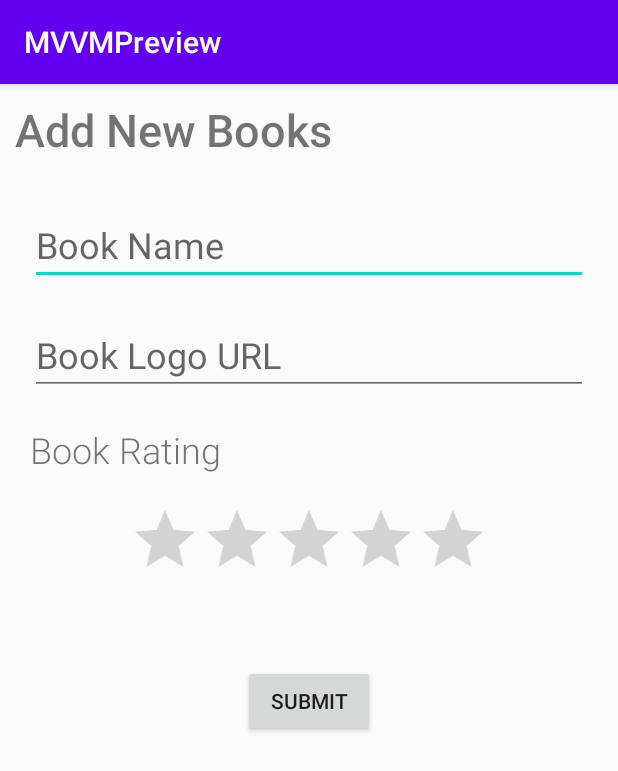
After one commit to vedangj044/MVVMPreview, an Android app: the AddModelActivity screen opened directly, with no data from a screen before it, on a phone screen of 412 x 824 dp. The commit adds this screen. Shown: the top 771 px of the screen. Run offline under Robolectric (Android 15) with nearby library versions, the phone set to English and light mode, and no system bars; our stand-ins replace Room's generated code, data binding; pictures from the network do not load.

Commit message:
add separeted viewmodel for adding books

```diff
--- a/app/src/main/AndroidManifest.xml
+++ b/app/src/main/AndroidManifest.xml
@@ -11,7 +11,8 @@
         android:roundIcon="@mipmap/ic_launcher_round"
         android:supportsRtl="true"
         android:theme="@style/AppTheme">
-        <activity android:name=".roomCollection.BookActivity"></activity>
+        <activity android:name=".roomCollection.AddModelActivity"></activity>
+        <activity android:name=".roomCollection.BookActivity" />
         <activity android:name=".loginCollection.LoginActivity" />
         <activity android:name=".recycleCollection.RecycleActivity" />
         <activity android:name=".registerCollection.RegisterActivity" />
--- /dev/null
+++ b/app/src/main/java/com/vedangj044/mvvmpreview/roomCollection/AddModelActivity.java
@@ -0,0 +1,34 @@
+package com.vedangj044.mvvmpreview.roomCollection;
+
+import androidx.appcompat.app.AppCompatActivity;
+import androidx.databinding.DataBindingUtil;
+import androidx.lifecycle.Observer;
+import androidx.lifecycle.ViewModelProvider;
+
+import android.os.Bundle;
+
+import com.vedangj044.mvvmpreview.R;
+import com.vedangj044.mvvmpreview.databinding.ActivityAddModelBinding;
+
+public class AddModelActivity extends AppCompatActivity {
+
+    private ActivityAddModelBinding binding;
+    private AddViewModel viewModel;
+
+    @Override
+    protected void onCreate(Bundle savedInstanceState) {
+        super.onCreate(savedInstanceState);
+
+        binding = DataBindingUtil.setContentView(this, R.layout.activity_add_model);
+        viewModel = new ViewModelProvider(this, ViewModelProvider.AndroidViewModelFactory.getInstance(this.getApplication())).get(AddViewModel.class);
+
+        viewModel.newBook.observe(this, new Observer<BookModel>() {
+            @Override
+            public void onChanged(BookModel bookModel) {
+
+
+            }
+        });
+
+    }
+}
--- /dev/null
+++ b/app/src/main/java/com/vedangj044/mvvmpreview/roomCollection/AddViewModel.java
@@ -0,0 +1,45 @@
+package com.vedangj044.mvvmpreview.roomCollection;
+
+import android.app.Application;
+import android.media.Rating;
+
+import androidx.annotation.NonNull;
+import androidx.lifecycle.AndroidViewModel;
+import androidx.lifecycle.MutableLiveData;
+
+public class AddViewModel extends AndroidViewModel{
+
+    private BookRepository repository;
+
+    public AddViewModel(@NonNull Application application) {
+        super(application);
+        repository = new BookRepository(application);
+    }
+
+    public MutableLiveData<String> bookName = new MutableLiveData<>();
+    public MutableLiveData<String> bookURL = new MutableLiveData<>();
+    public MutableLiveData<Float> bookRating = new MutableLiveData<>();
+
+    public MutableLiveData<BookModel> newBook = new MutableLiveData<>();
+
+    public MutableLiveData<BookModel> getNewBook(){
+        if(newBook == null){
+            newBook = new MutableLiveData<>();
+        }
+        return newBook;
+    }
+
+    public void onClick(){
+        BookModel bk = new BookModel(bookName.getValue(), bookRating.getValue() != null ? bookRating.getValue() : 0, bookURL.getValue());
+        newBook.setValue(bk);
+    }
+
+    public void insert(BookModel bookModel){
+        try {
+            repository.insert(bookModel);
+        } catch (Exception e) {
+            e.printStackTrace();
+        }
+    }
+
+}
--- /dev/null
+++ b/app/src/main/res/layout/activity_add_model.xml
@@ -0,0 +1,98 @@
+<?xml version="1.0" encoding="utf-8"?>
+<layout  xmlns:android="http://schemas.android.com/apk/res/android"
+    xmlns:app="http://schemas.android.com/apk/res-auto"
+    xmlns:tools="http://schemas.android.com/tools">
+
+    <data>
+
+        <variable
+            name="AddBookModel"
+            type="com.vedangj044.mvvmpreview.roomCollection.AddViewModel" />
+
+    </data>
+
+
+    <androidx.constraintlayout.widget.ConstraintLayout
+        android:layout_width="match_parent"
+        android:layout_height="match_parent"
+        tools:context=".roomCollection.AddModelActivity">
+
+        <TextView
+            android:id="@+id/textView4"
+            android:layout_width="0dp"
+            android:layout_height="wrap_content"
+            android:fontFamily="sans-serif-medium"
+            android:padding="10dp"
+            android:text="@string/add_new_books"
+            android:textSize="30sp"
+            app:layout_constraintEnd_toEndOf="parent"
+            app:layout_constraintStart_toStartOf="parent"
+            app:layout_constraintTop_toTopOf="parent" />
+
+        <EditText
+            android:id="@+id/editTextTextPersonName"
+            android:layout_width="0dp"
+            android:layout_height="wrap_content"
+            android:layout_margin="20dp"
+            android:autofillHints=""
+            android:ems="10"
+            android:hint="@string/book_name"
+            android:inputType="textPersonName"
+            android:textSize="24sp"
+            android:text="@={AddBookModel.bookName}"
+            app:layout_constraintEnd_toEndOf="parent"
+            app:layout_constraintStart_toStartOf="parent"
+            app:layout_constraintTop_toBottomOf="@+id/textView4" />
+
+        <EditText
+            android:id="@+id/editTextTextPersonName2"
+            android:layout_width="0dp"
+            android:layout_height="wrap_content"
+            android:layout_margin="20dp"
+            android:autofillHints=""
+            android:ems="10"
+            android:hint="@string/book_logo_url"
+            android:inputType="textPersonName"
+            android:textSize="24sp"
+            android:text="@={AddBookModel.bookURL}"
+            app:layout_constraintEnd_toEndOf="parent"
+            app:layout_constraintStart_toStartOf="parent"
+            app:layout_constraintTop_toBottomOf="@+id/editTextTextPersonName" />
+
+        <RatingBar
+            android:id="@+id/ratingBar"
+            android:layout_width="wrap_content"
+            android:layout_height="wrap_content"
+            android:layout_margin="20dp"
+            android:numStars="5"
+            android:rating="@={AddBookModel.bookRating}"
+            app:layout_constraintEnd_toEndOf="parent"
+            app:layout_constraintStart_toStartOf="parent"
+            app:layout_constraintTop_toBottomOf="@+id/textView5" />
+
+        <TextView
+            android:id="@+id/textView5"
+            android:layout_width="0dp"
+            android:layout_height="wrap_content"
+            android:layout_margin="20dp"
+            android:fontFamily="sans-serif-light"
+            android:text="@string/book_rating"
+            android:textSize="24sp"
+            app:layout_constraintEnd_toEndOf="parent"
+            app:layout_constraintStart_toStartOf="parent"
+            app:layout_constraintTop_toBottomOf="@+id/editTextTextPersonName2" />
+
+        <Button
+            android:id="@+id/button2"
+            android:layout_width="wrap_content"
+            android:layout_height="wrap_content"
+            android:layout_margin="50dp"
+            android:text="@string/submit_entry"
+            android:onClick="@{() -> AddBookModel.onClick()}"
+            app:layout_constraintEnd_toEndOf="parent"
+            app:layout_constraintStart_toStartOf="parent"
+            app:layout_constraintTop_toBottomOf="@+id/ratingBar" />
+
+    </androidx.constraintlayout.widget.ConstraintLayout>
+
+</layout>
--- a/app/src/main/res/values/strings.xml
+++ b/app/src/main/res/values/strings.xml
@@ -1,4 +1,9 @@
 <resources>
     <string name="app_name">MVVMPreview</string>
     <string name="booklogo">bookLogo</string>
+    <string name="add_new_books">Add New Books</string>
+    <string name="book_name">Book Name</string>
+    <string name="book_logo_url">Book Logo URL</string>
+    <string name="book_rating">Book Rating</string>
+    <string name="submit_entry">Submit</string>
 </resources>
--- a/build.gradle
+++ b/build.gradle
@@ -6,6 +6,7 @@ buildscript {
     }
     dependencies {
         classpath "com.android.tools.build:gradle:4.0.2"
+        classpath "androidx.navigation:navigation-safe-args-gradle-plugin:2.3.1"
 
         // NOTE: Do not place your application dependencies here; they belong
         // in the individual module build.gradle files
```
Also changed, not shown: app/build.gradle (+6 -2 lines), app/src/main/java/com/vedangj044/mvvmpreview/roomCollection/BookActivity.java (+9 -1 lines), app/src/main/java/com/vedangj044/mvvmpreview/roomCollection/BookModel.java (+4 -4 lines), app/src/main/res/layout/activity_book.xml (+11 -0 lines), app/src/main/res/navigation/app_navigation.xml (added, +13 -0 lines).
